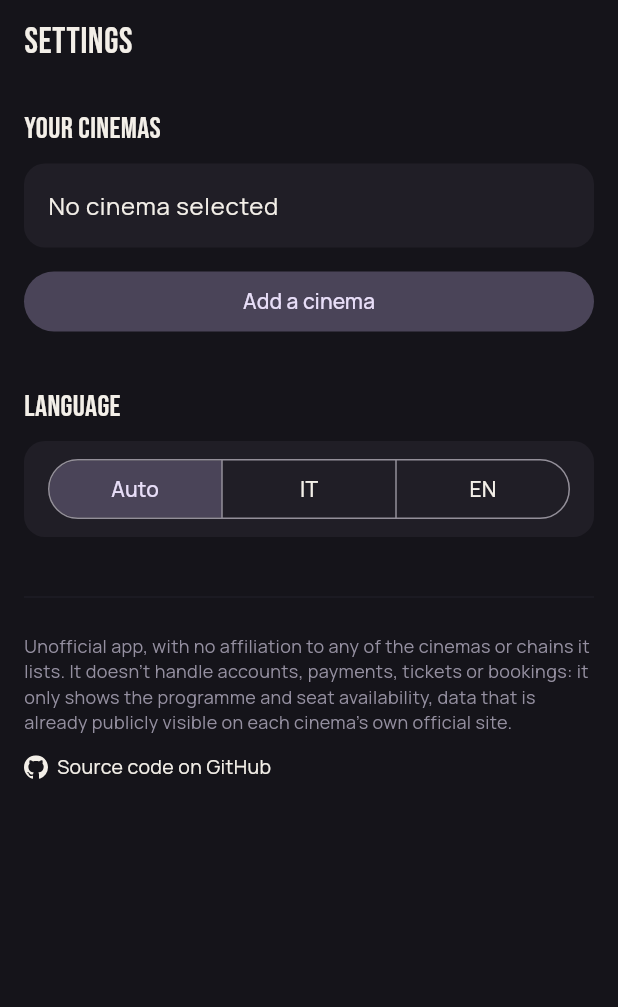
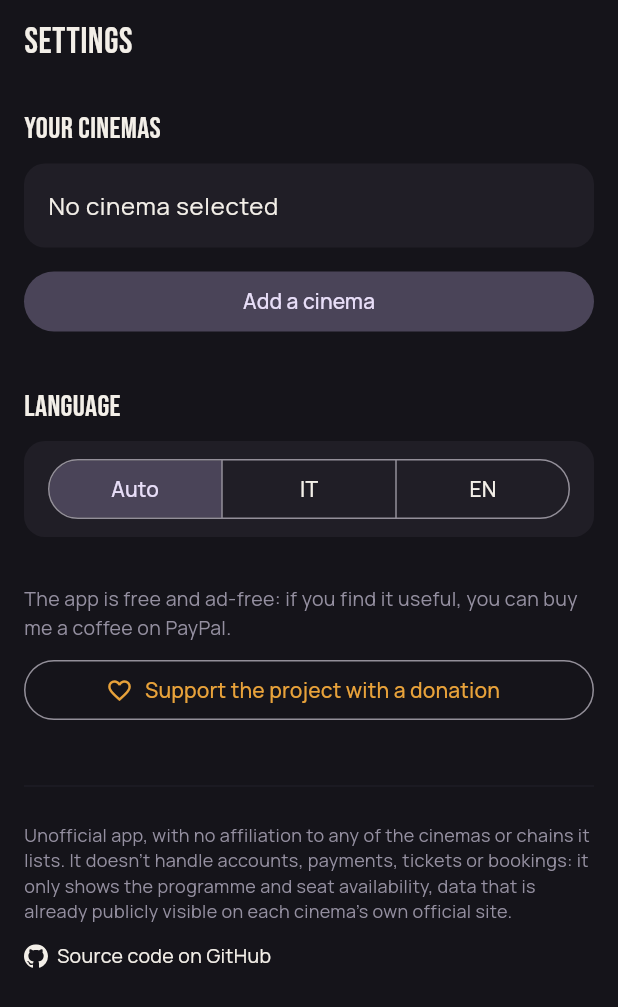
Before and after one commit to mauronofrio/cinema-disponibilita-posti, a Flutter app: the SettingsScreen screen opened by its route, on a phone screen of 412 x 824 dp. Shown: the top 1007 px of the screen. Run offline on Flutter 3.47's test engine with Material 3 defaults, Android fonts, the phone set to English and light mode, and no system bars; our stand-ins replace cookie_jar, dio, dio_cookie_manager, flutter_riverpod, flutter_svg, go_router and 3 more; accounts and stored records are empty; network calls fail.

Commit message:
Aggiungi nelle impostazioni il tasto per una donazione su PayPal
Claude-Session: https://claude.ai/code/session_01MVkerstegMggn9VmkdRj3i

```diff
--- a/lib/core/localization/app_localizations.dart
+++ b/lib/core/localization/app_localizations.dart
@@ -131,6 +131,16 @@ class AppLocalizations {
     },
     'updateLater': {'en': 'Later', 'it': 'Più tardi'},
     'updateDownload': {'en': 'Download', 'it': 'Scarica'},
+    'donate': {
+      'en': 'Support the project with a donation',
+      'it': 'Sostieni il progetto con una donazione',
+    },
+    'donateHint': {
+      'en':
+          'The app is free and ad-free: if you find it useful, you can buy me a coffee on PayPal.',
+      'it':
+          "L'app è gratuita e senza pubblicità: se ti è utile, puoi offrirmi un caffè su PayPal.",
+    },
     'sourceCode': {
       'en': 'Source code on GitHub',
       'it': 'Codice sorgente su GitHub',
@@ -222,6 +232,8 @@ class AppLocalizations {
   String get updateAvailableTitle => _t('updateAvailableTitle');
   String get updateLater => _t('updateLater');
   String get updateDownload => _t('updateDownload');
+  String get donate => _t('donate');
+  String get donateHint => _t('donateHint');
   String get sourceCode => _t('sourceCode');
   String get filmInfoTooltip => _t('filmInfoTooltip');
   String get filmInfoUnavailable => _t('filmInfoUnavailable');
--- a/lib/features/settings/settings_screen.dart
+++ b/lib/features/settings/settings_screen.dart
@@ -168,6 +168,19 @@ class SettingsScreen extends ConsumerWidget {
             ),
           ),
           const SizedBox(height: 32),
+          Text(
+            t.donateHint,
+            style: AppTheme.body(
+              context,
+            ).copyWith(color: AppColors.textMuted, fontSize: 13),
+          ),
+          const SizedBox(height: 8),
+          OutlinedButton.icon(
+            onPressed: () => openExternalUrl(context, Uri.parse(_donateUrl)),
+            icon: const Icon(Icons.favorite_outline),
+            label: Text(t.donate),
+          ),
+          const SizedBox(height: 32),
           const Divider(),
           const SizedBox(height: 16),
           Text(
@@ -212,6 +225,8 @@ class SettingsScreen extends ConsumerWidget {
   }
 }
 
+const _donateUrl = 'https://www.paypal.me/MauronofrioTool';
+
 /// GitHub's own "mark" logo (the octocat glyph, `viewBox="0 0 16 16"`),
 /// tinted at render time via [ColorFilter] rather than shipped as a
 /// separate asset per color/density - this is the only place in the app
```
